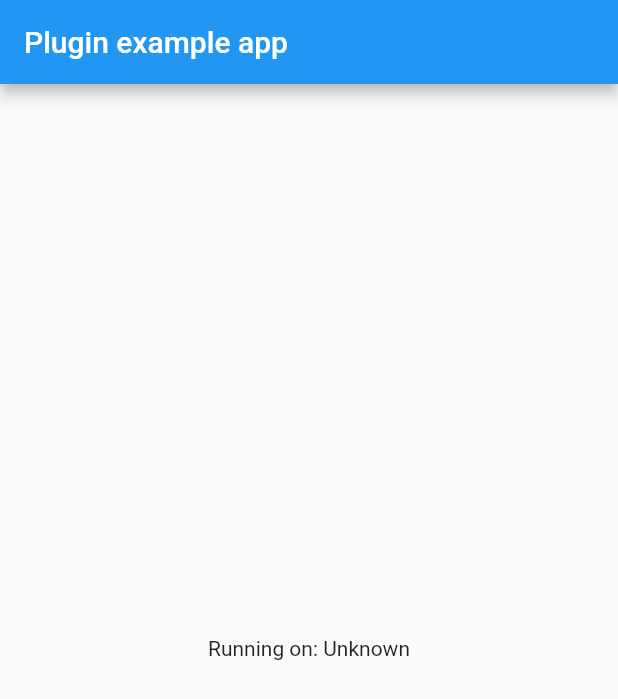
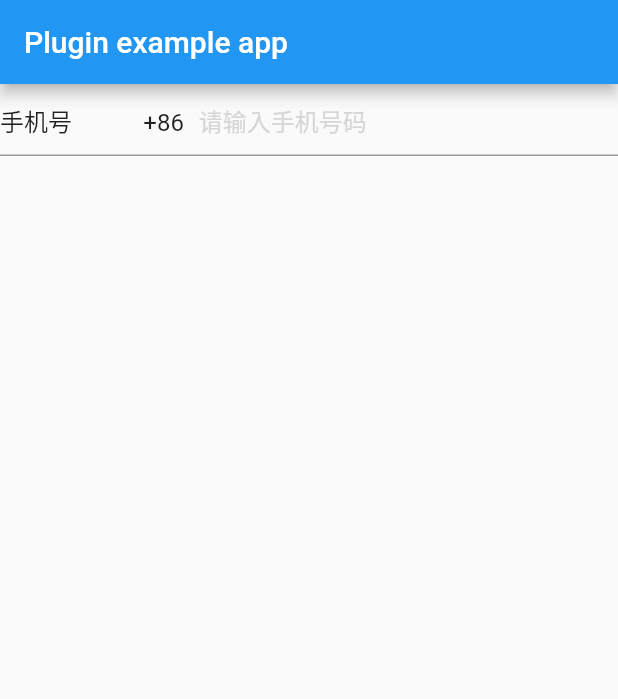
Before and after one commit to AumarcoSt/forest_login, a Flutter app: the screen it shows after launch, on a phone screen of 412 x 824 dp. Shown: the top 699 px of the screen. Run offline on Flutter 3.47's test engine with Material 2 defaults, Android fonts, the phone set to English and light mode, and no system bars.

Commit message:
add phoneField

```diff
--- a/example/lib/main.dart
+++ b/example/lib/main.dart
@@ -17,18 +17,18 @@ class _MyAppState extends State<MyApp> {
   @override
   void initState() {
     super.initState();
-    initPlatformState();
+    // initPlatformState();
   }
 
   // Platform messages are asynchronous, so we initialize in an async method.
   Future<void> initPlatformState() async {
-    String platformVersion;
+    // String platformVersion;
     // Platform messages may fail, so we use a try/catch PlatformException.
-    try {
-      platformVersion = await ForestLogin.platformVersion;
-    } on PlatformException {
-      platformVersion = 'Failed to get platform version.';
-    }
+    // try {
+    //   platformVersion = await ForestLoginPage.platformVersion;
+    // } on PlatformException {
+    //   platformVersion = 'Failed to get platform version.';
+    // }
 
     // If the widget was removed from the tree while the asynchronous platform
     // message was in flight, we want to discard the reply rather than calling
@@ -36,7 +36,7 @@ class _MyAppState extends State<MyApp> {
     if (!mounted) return;
 
     setState(() {
-      _platformVersion = platformVersion;
+      // _platformVersion = platformVersion;
     });
   }
 
@@ -47,9 +47,7 @@ class _MyAppState extends State<MyApp> {
         appBar: AppBar(
           title: const Text('Plugin example app'),
         ),
-        body: Center(
-          child: Text('Running on: $_platformVersion\n'),
-        ),
+        body: ForestLoginPage(),
       ),
     );
   }
--- a/lib/forest_login.dart
+++ b/lib/forest_login.dart
@@ -1,13 +1,21 @@
-import 'dart:async';
+//// import 'dart:async';
+import 'package:flutter/material.dart';
+import 'package:forest_login/sms_login_page.dart';
+//// import 'package:flutter/services.dart';
 
-import 'package:flutter/services.dart';
+class ForestLoginPage extends StatelessWidget {
+  //// static const MethodChannel _channel =
+  ////     const MethodChannel('forest_login');
 
-class ForestLogin {
-  static const MethodChannel _channel =
-      const MethodChannel('forest_login');
+  //// static Future<String> get platformVersion async {
+  ////   final String version = await _channel.invokeMethod('getPlatformVersion');
+  ////   return version;
+  //// }
 
-  static Future<String> get platformVersion async {
-    final String version = await _channel.invokeMethod('getPlatformVersion');
-    return version;
+  @override
+  Widget build(BuildContext context) {
+    return Scaffold(
+      body: SmsLoginPage()
+    );
   }
 }
--- /dev/null
+++ b/lib/sms_login_page.dart
@@ -0,0 +1,31 @@
+import 'package:flutter/material.dart';
+import 'package:forest_login/widgets/phone_field.dart';
+
+class SmsLoginPage extends StatefulWidget {
+  static const routeName = '/smsLogin';
+
+  @override
+  SmsLoginPageState createState() => SmsLoginPageState();
+}
+
+class SmsLoginPageState extends State<SmsLoginPage> {
+  String phoneNumber;
+
+  @override
+  Widget build(BuildContext context) {
+    return SingleChildScrollView(
+      reverse: true,
+      child: Column(
+        crossAxisAlignment: CrossAxisAlignment.start,
+        children: <Widget>[
+          PhoneField(
+            onChanged: (value){
+              //TODO: VoidCallback
+              print('phoneField ===> $value');
+            }
+          )
+        ],
+      )
+    );
+  }
+}
--- /dev/null
+++ b/lib/utils/theme.dart
@@ -0,0 +1,5 @@
+import 'package:flutter/material.dart';
+
+final appTheme = ThemeData(
+  primaryColor: Colors.white
+);
--- /dev/null
+++ b/lib/widgets/phone_field.dart
@@ -0,0 +1,38 @@
+import 'package:flutter/material.dart';
+
+/// 手机号输入框
+///
+
+
+class PhoneField extends StatefulWidget {
+  final Function(String) onChanged;
+
+  PhoneField({
+    @required this.onChanged,
+  });
+
+  @override
+  PhoneFieldState createState() => PhoneFieldState();
+}
+
+class PhoneFieldState extends State<PhoneField> {
+
+
+  @override
+  Widget build(BuildContext context) {
+    return TextField(
+      keyboardType: TextInputType.phone,
+      decoration: InputDecoration(
+        contentPadding: EdgeInsets.only(top:12),
+        prefixIcon: Container(
+          padding: EdgeInsets.fromLTRB(0, 12, 10, 0),
+          child: Text('手机号            +86',style:TextStyle(fontSize:16))
+        ),
+        prefixStyle: TextStyle(fontSize: 18),
+        hintText: '请输入手机号码',
+        hintStyle: TextStyle(color: Colors.grey[350])
+      ),
+      onChanged: widget.onChanged,
+    );
+  }
+}
--- /dev/null
+++ b/lib/widgets/sms_field.dart
@@ -0,0 +1 @@
+/// 验证码输入框
--- /dev/null
+++ b/lib/widgets/user_field.dart
@@ -0,0 +1,19 @@
+import 'package:flutter/material.dart';
+
+/// 账号输入框
+
+class UserField extends StatefulWidget {
+  // final VoidCallback() onPressed;
+
+  @override
+  UserFieldState createState() => UserFieldState();
+}
+
+class UserFieldState extends State<UserField> {
+
+
+  @override
+  Widget build(BuildContext context) {
+    return TextField();
+  }
+}
```
Also changed, not shown: 1 other file.
